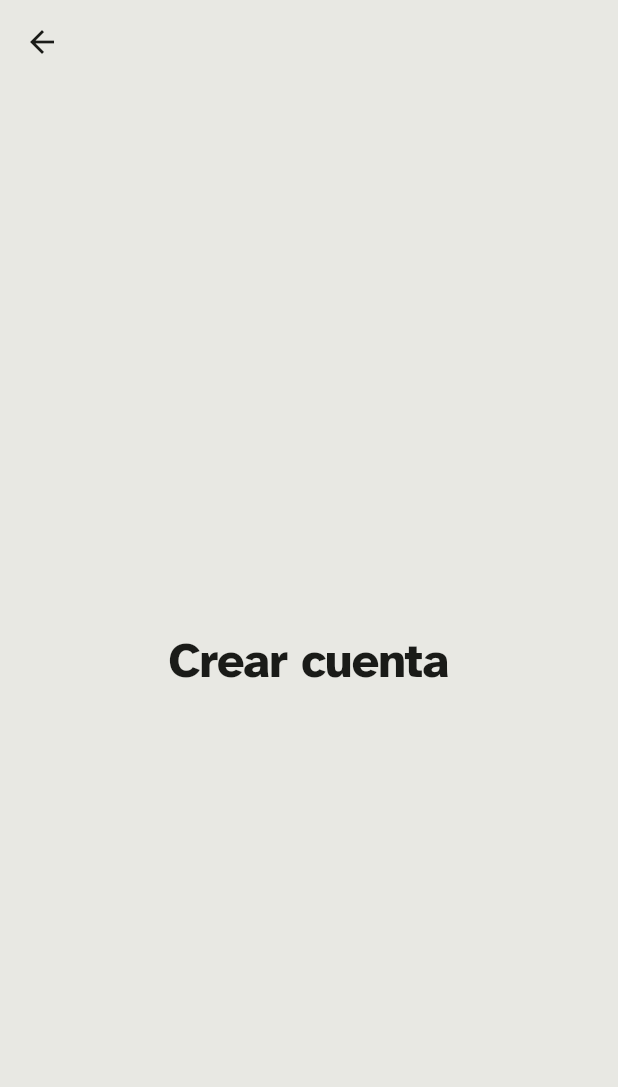
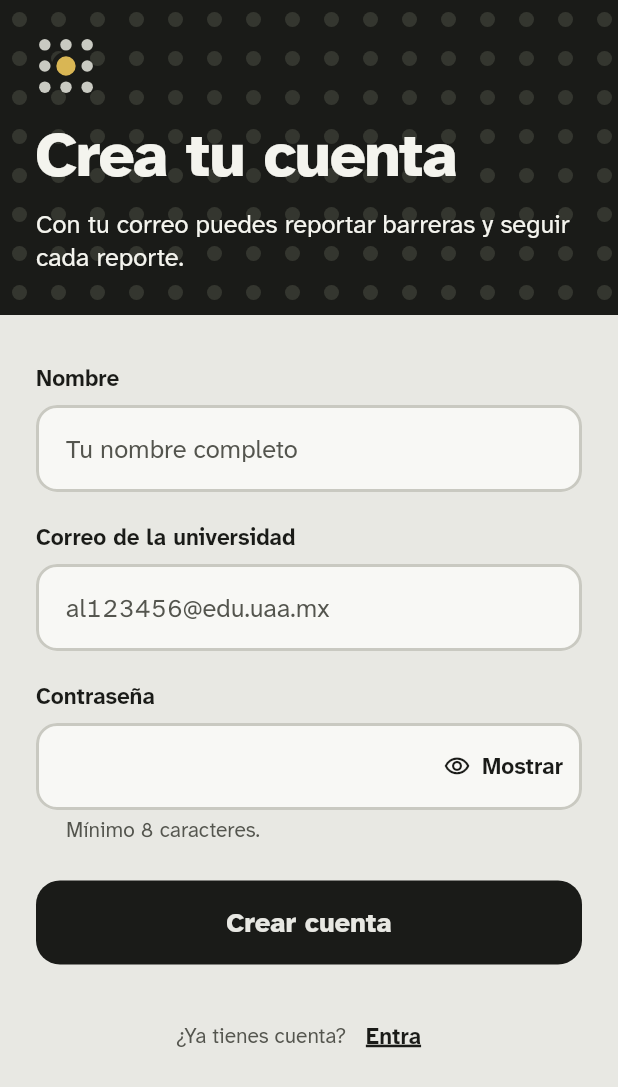
Before and after one commit to santosEmiliano/waypoint-accessibility, a Flutter app: the screen it shows after launch, after a tap on "Entrar", after a tap on "Crea tu cuenta", on a phone screen of 412 x 824 dp. Shown: the top 1087 px of the screen. Run offline on Flutter 3.47's test engine with Material 3 defaults, Android fonts, the phone set to English and light mode, and no system bars; accounts and stored records are empty.

Commit message:
feat(pantallas): Se agregó el registro con transición desde el inicio de sesión
El inicio de sesión y crear cuenta son una sola pantalla de acceso, solo que el header se queda y los formularios se deslizan de lado. El registro valida nombre, correo y contraseña, avisa si el correo ya existe y entra a la app. La pantalla cierra el teclado al arrastrar. Utilicé un agente de IA para poder realizar la animación de manera más rápida y sencilla. Estoy consciente de lo que se hizo y puedo explicarlo.

```diff
--- a/frontend/lib/aplicacion.dart
+++ b/frontend/lib/aplicacion.dart
@@ -1,6 +1,6 @@
 import 'package:flutter/material.dart';
 
-import 'pantallas/inicio_sesion.dart';
+import 'pantallas/acceso.dart';
 import 'servicios/sesion.dart';
 import 'tema/tema_waypoint.dart';
 
@@ -26,7 +26,7 @@ class _EstadoAplicacion extends State<AplicacionWaypoint> {
       darkTheme: TemaWaypoint.oscuro,
       // Sigue el modo claro u oscuro que tenga el teléfono.
       themeMode: ThemeMode.system,
-      home: PantallaInicioSesion(sesion: _sesion),
+      home: PantallaAcceso(sesion: _sesion),
     );
   }
 }
--- /dev/null
+++ b/frontend/lib/pantallas/acceso.dart
@@ -0,0 +1,104 @@
+import 'package:flutter/material.dart';
+
+import '../componentes/cabecera_marca.dart';
+import '../servicios/sesion.dart';
+import 'armazon.dart';
+import 'inicio_sesion.dart';
+import 'registro.dart';
+
+/// Primera pantalla de la app. Es una sola pantalla con dos vistas, iniciar sesión y
+/// crear la cuenta, en ambas el header con la marca se queda y solo cambia de tamaño,
+/// y los formularios se deslizan de lado.
+class PantallaAcceso extends StatefulWidget {
+  const PantallaAcceso({super.key, required this.sesion});
+
+  final Sesion sesion;
+
+  @override
+  State<PantallaAcceso> createState() => _EstadoAcceso();
+}
+
+class _EstadoAcceso extends State<PantallaAcceso> {
+  static const _llaveEntrar = ValueKey('entrar');
+  static const _llaveRegistro = ValueKey('registro');
+
+  bool _registro = false;
+
+  void _cambiarVista(bool registro) {
+    FocusManager.instance.primaryFocus?.unfocus();
+    setState(() => _registro = registro);
+  }
+
+  void _entrarALaApp() {
+    // Reemplaza la pantalla para que no se pueda volver al inicio de sesión.
+    Navigator.of(context).pushReplacement(
+      MaterialPageRoute(builder: (_) => Armazon(sesion: widget.sesion)),
+    );
+  }
+
+  Widget _transicion(Widget hijo, Animation<double> animacion) {
+    final entrante = hijo.key == (_registro ? _llaveRegistro : _llaveEntrar);
+    // Al ir al registro el formulario nuevo llega por la derecha y el viejo se
+    // va por la izquierda, mientras que al volver, es al revés.
+    final sentido = _registro ? 1.0 : -1.0;
+    final desde = Offset((entrante ? sentido : -sentido) * 0.12, 0);
+
+    Widget resultado = FadeTransition(
+      opacity: animacion,
+      child: SlideTransition(
+        position: Tween<Offset>(
+          begin: desde,
+          end: Offset.zero,
+        ).animate(animacion),
+        child: hijo,
+      ),
+    );
+    // El formulario que se va ya no se puede tocar ni leer.
+    if (!entrante) {
+      resultado = IgnorePointer(
+        child: ExcludeFocus(child: ExcludeSemantics(child: resultado)),
+      );
+    }
+    return resultado;
+  }
+
+  @override
+  Widget build(BuildContext context) {
+    return Scaffold(
+      body: SingleChildScrollView(
+        // Al arrastrar la pantalla el teclado se cierra.
+        keyboardDismissBehavior: ScrollViewKeyboardDismissBehavior.onDrag,
+        child: Column(
+          children: [
+            CabeceraMarca(registro: _registro),
+            AnimatedSwitcher(
+              duration: const Duration(milliseconds: 700),
+              reverseDuration: const Duration(milliseconds: 300),
+              // El formulario nuevo espera un poco a que el otro se vaya.
+              switchInCurve: const Interval(0.3, 1, curve: Curves.easeOutCubic),
+              switchOutCurve: const Interval(0, 0.7),
+              transitionBuilder: _transicion,
+              layoutBuilder: (actual, anteriores) => Stack(
+                alignment: Alignment.topCenter,
+                children: [...anteriores, ?actual],
+              ),
+              child: _registro
+                  ? FormularioRegistro(
+                      key: _llaveRegistro,
+                      sesion: widget.sesion,
+                      alEntrar: _entrarALaApp,
+                      alIrAEntrar: () => _cambiarVista(false),
+                    )
+                  : FormularioInicioSesion(
+                      key: _llaveEntrar,
+                      sesion: widget.sesion,
+                      alEntrar: _entrarALaApp,
+                      alCrearCuenta: () => _cambiarVista(true),
+                    ),
+            ),
+          ],
+        ),
+      ),
+    );
+  }
+}
--- a/frontend/lib/pantallas/inicio_sesion.dart
+++ b/frontend/lib/pantallas/inicio_sesion.dart
@@ -1,23 +1,34 @@
 import 'package:flutter/material.dart';
 
-import '../componentes/cabecera_marca.dart';
 import '../componentes/campo_waypoint.dart';
 import '../servicios/error_api.dart';
 import '../servicios/sesion.dart';
 import '../utilidades/validadores.dart';
-import 'armazon.dart';
-import 'registro.dart';
 
-class PantallaInicioSesion extends StatefulWidget {
-  const PantallaInicioSesion({super.key, required this.sesion});
+/// Formulario para entrar con el correo y la contraseña.
+/// Lo muestra [PantallaAcceso] debajo del header.
+class FormularioInicioSesion extends StatefulWidget {
+  const FormularioInicioSesion({
+    super.key,
+    required this.sesion,
+    required this.alEntrar,
+    required this.alCrearCuenta,
+  });
 
   final Sesion sesion;
 
+  /// Se llama cuando la sesión ya se inició.
+  final VoidCallback alEntrar;
+
+  /// Se llama al tocar «Crea tu cuenta».
+  final VoidCallback alCrearCuenta;
+
   @override
-  State<PantallaInicioSesion> createState() => _EstadoInicioSesion();
+  State<FormularioInicioSesion> createState() =>
+      _EstadoFormularioInicioSesion();
 }
 
-class _EstadoInicioSesion extends State<PantallaInicioSesion> {
+class _EstadoFormularioInicioSesion extends State<FormularioInicioSesion> {
   final _llave = GlobalKey<FormState>();
   final _correo = TextEditingController();
   final _contrasena = TextEditingController();
@@ -41,10 +52,7 @@ class _EstadoInicioSesion extends State<PantallaInicioSesion> {
     try {
       await widget.sesion.iniciarSesion(_correo.text.trim(), _contrasena.text);
       if (!mounted) return;
-      // Reemplaza la pantalla para que no se pueda volver al inicio de sesión.
-      Navigator.of(context).pushReplacement(
-        MaterialPageRoute(builder: (_) => Armazon(sesion: widget.sesion)),
-      );
+      widget.alEntrar();
     } on ErrorApi catch (e) {
       if (!mounted) return;
       setState(() => _errores = e.campos);
@@ -64,12 +72,7 @@ class _EstadoInicioSesion extends State<PantallaInicioSesion> {
 
   @override
   Widget build(BuildContext context) {
-    return Scaffold(
-      body: SingleChildScrollView(
-        child: Column(
-          children: [
-            const CabeceraMarca(),
-            Center(
+    return Center(
       child: ConstrainedBox(
         constraints: const BoxConstraints(maxWidth: 480),
         child: Padding(
@@ -108,9 +111,7 @@ class _EstadoInicioSesion extends State<PantallaInicioSesion> {
                       ? const SizedBox(
                           width: 24,
                           height: 24,
-                                  child: CircularProgressIndicator(
-                                    strokeWidth: 3,
-                                  ),
+                          child: CircularProgressIndicator(strokeWidth: 3),
                         )
                       : const Text('Entrar'),
                 ),
@@ -124,14 +125,7 @@ class _EstadoInicioSesion extends State<PantallaInicioSesion> {
                       style: Theme.of(context).textTheme.bodySmall,
                     ),
                     TextButton(
-                              onPressed: _ocupado
-                                  ? null
-                                  : () => Navigator.of(context).push(
-                                      MaterialPageRoute(
-                                        builder: (_) =>
-                                            const PantallaRegistro(),
-                                      ),
-                                    ),
+                      onPressed: _ocupado ? null : widget.alCrearCuenta,
                       child: const Text('Crea tu cuenta'),
                     ),
                   ],
@@ -141,10 +135,6 @@ class _EstadoInicioSesion extends State<PantallaInicioSesion> {
           ),
         ),
       ),
-            ),
-          ],
-        ),
-      ),
     );
   }
 }
--- a/frontend/lib/pantallas/perfil.dart
+++ b/frontend/lib/pantallas/perfil.dart
@@ -1,7 +1,7 @@
 import 'package:flutter/material.dart';
 
 import '../servicios/sesion.dart';
-import 'inicio_sesion.dart';
+import 'acceso.dart';
 
 class PantallaPerfil extends StatelessWidget {
   const PantallaPerfil({super.key, required this.sesion});
@@ -13,7 +13,7 @@ class PantallaPerfil extends StatelessWidget {
     await sesion.cerrar();
     if (!context.mounted) return;
     Navigator.of(context).pushReplacement(
-      MaterialPageRoute(builder: (_) => PantallaInicioSesion(sesion: sesion)),
+      MaterialPageRoute(builder: (_) => PantallaAcceso(sesion: sesion)),
     );
   }
 
--- a/frontend/lib/pantallas/registro.dart
+++ b/frontend/lib/pantallas/registro.dart
@@ -1,17 +1,159 @@
 import 'package:flutter/material.dart';
 
-class PantallaRegistro extends StatelessWidget {
-  const PantallaRegistro({super.key});
+import '../componentes/campo_waypoint.dart';
+import '../servicios/error_api.dart';
+import '../servicios/sesion.dart';
+import '../utilidades/validadores.dart';
+
+/// Formulario para crear la cuenta con nombre, correo y contraseña.
+/// Lo muestra [PantallaAcceso] debajo de la cabecera.
+class FormularioRegistro extends StatefulWidget {
+  const FormularioRegistro({
+    super.key,
+    required this.sesion,
+    required this.alEntrar,
+    required this.alIrAEntrar,
+  });
+
+  final Sesion sesion;
+
+  /// Se llama cuando la cuenta ya se creó y la sesión quedó iniciada.
+  final VoidCallback alEntrar;
+
+  /// Se llama al tocar «Entra».
+  final VoidCallback alIrAEntrar;
+
+  @override
+  State<FormularioRegistro> createState() => _EstadoFormularioRegistro();
+}
+
+class _EstadoFormularioRegistro extends State<FormularioRegistro> {
+  final _llave = GlobalKey<FormState>();
+  final _nombre = TextEditingController();
+  final _correo = TextEditingController();
+  final _contrasena = TextEditingController();
+  bool _ocupado = false;
+  // Problemas por campo que devolvió el servidor.
+  Map<String, String> _errores = {};
+
+  @override
+  void dispose() {
+    _nombre.dispose();
+    _correo.dispose();
+    _contrasena.dispose();
+    super.dispose();
+  }
+
+  Future<void> _crearCuenta() async {
+    if (!(_llave.currentState?.validate() ?? false)) return;
+    setState(() {
+      _ocupado = true;
+      _errores = {};
+    });
+    try {
+      await widget.sesion.registrar(
+        _nombre.text.trim(),
+        _correo.text.trim(),
+        _contrasena.text,
+      );
+      if (!mounted) return;
+      widget.alEntrar();
+    } on ErrorApi catch (e) {
+      if (!mounted) return;
+      if (e.codigo == 'CORREO_REGISTRADO') {
+        // Se muestra debajo del campo del correo.
+        setState(() => _errores = {'correo_usuario': e.mensaje});
+      } else {
+        setState(() => _errores = e.campos);
+        if (e.campos.isEmpty) _avisar(e.mensaje);
+      }
+    } catch (_) {
+      if (mounted) _avisar('No se pudo crear la cuenta. Inténtalo de nuevo.');
+    } finally {
+      if (mounted) setState(() => _ocupado = false);
+    }
+  }
+
+  void _avisar(String mensaje) {
+    ScaffoldMessenger.of(context)
+        .showSnackBar(SnackBar(content: Text(mensaje)));
+  }
 
   @override
   Widget build(BuildContext context) {
-    return Scaffold(
-      appBar: AppBar(),
-      body: SafeArea(
-        child: Center(
-          child: Text(
-            'Crear cuenta',
-            style: Theme.of(context).textTheme.headlineLarge,
+    return Center(
+      child: ConstrainedBox(
+        constraints: const BoxConstraints(maxWidth: 480),
+        child: Padding(
+          padding: const EdgeInsets.fromLTRB(24, 32, 24, 32),
+          child: Form(
+            key: _llave,
+            child: Column(
+              crossAxisAlignment: CrossAxisAlignment.stretch,
+              children: [
+                CampoWaypoint(
+                  etiqueta: 'Nombre',
+                  controlador: _nombre,
+                  pista: 'Tu nombre completo',
+                  teclado: TextInputType.name,
+                  mayusculas: TextCapitalization.words,
+                  validador: validarNombre,
+                  errorServidor: _errores['nombre_usuario'],
+                  alCambiar: (_) => setState(() => _errores = {}),
+                  habilitado: !_ocupado,
+                ),
+                const SizedBox(height: 20),
+                CampoWaypoint(
+                  etiqueta: 'Correo de la universidad',
+                  controlador: _correo,
+                  pista: 'al123456@edu.uaa.mx',
+                  teclado: TextInputType.emailAddress,
+                  validador: validarCorreo,
+                  errorServidor: _errores['correo_usuario'],
+                  alCambiar: (_) => setState(() => _errores = {}),
+                  habilitado: !_ocupado,
+                ),
+                const SizedBox(height: 20),
+                CampoWaypoint(
+                  etiqueta: 'Contraseña',
+                  controlador: _contrasena,
+                  esContrasena: true,
+                  ayuda: 'Mínimo 8 caracteres.',
+                  validador: validarContrasenaNueva,
+                  errorServidor: _errores['contrasena_usuario'],
+                  alCambiar: (_) => setState(() => _errores = {}),
+                  habilitado: !_ocupado,
+                  accion: TextInputAction.done,
+                  alEnviar: _crearCuenta,
+                ),
+                const SizedBox(height: 24),
+                FilledButton(
+                  onPressed: _ocupado ? null : _crearCuenta,
+                  child: _ocupado
+                      ? const SizedBox(
+                          width: 24,
+                          height: 24,
+                          child: CircularProgressIndicator(strokeWidth: 3),
+                        )
+                      : const Text('Crear cuenta'),
+                ),
+                const SizedBox(height: 24),
+                Wrap(
+                  alignment: WrapAlignment.center,
+                  crossAxisAlignment: WrapCrossAlignment.center,
+                  children: [
+                    Text(
+                      '¿Ya tienes cuenta?',
+                      style: Theme.of(context).textTheme.bodySmall,
+                    ),
+                    TextButton(
+                      onPressed: _ocupado ? null : widget.alIrAEntrar,
+                      child: const Text('Entra'),
+                    ),
+                  ],
+                ),
+              ],
+            ),
           ),
         ),
       ),
```
Lines whose indentation alone changed are shown as unchanged.
